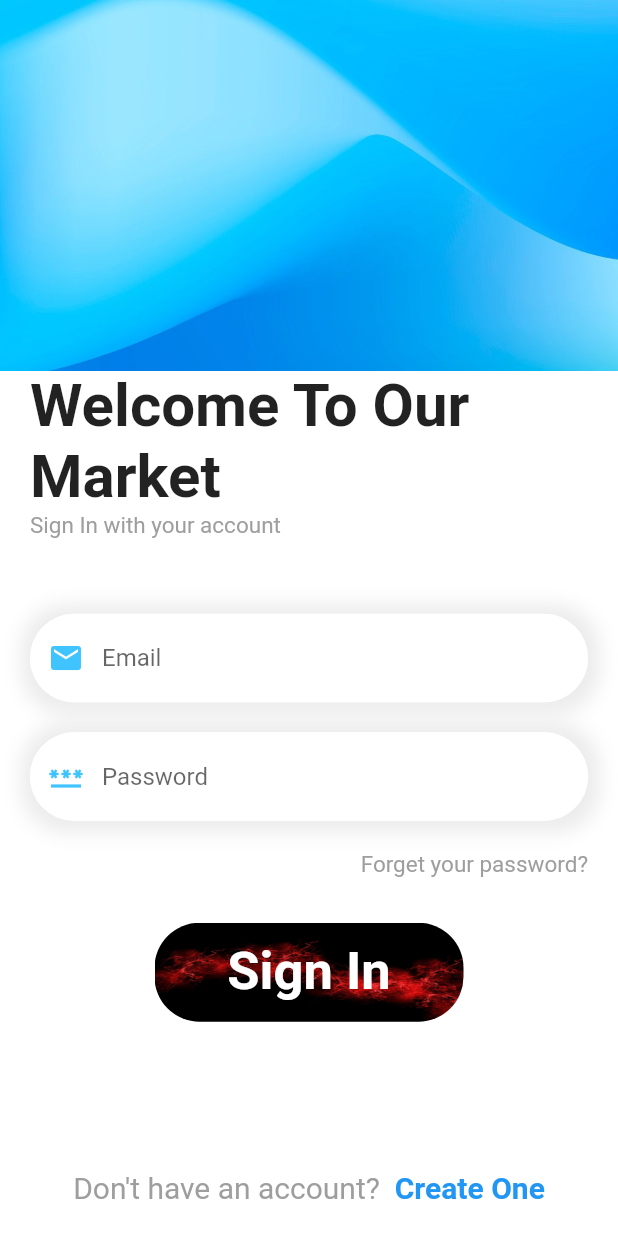
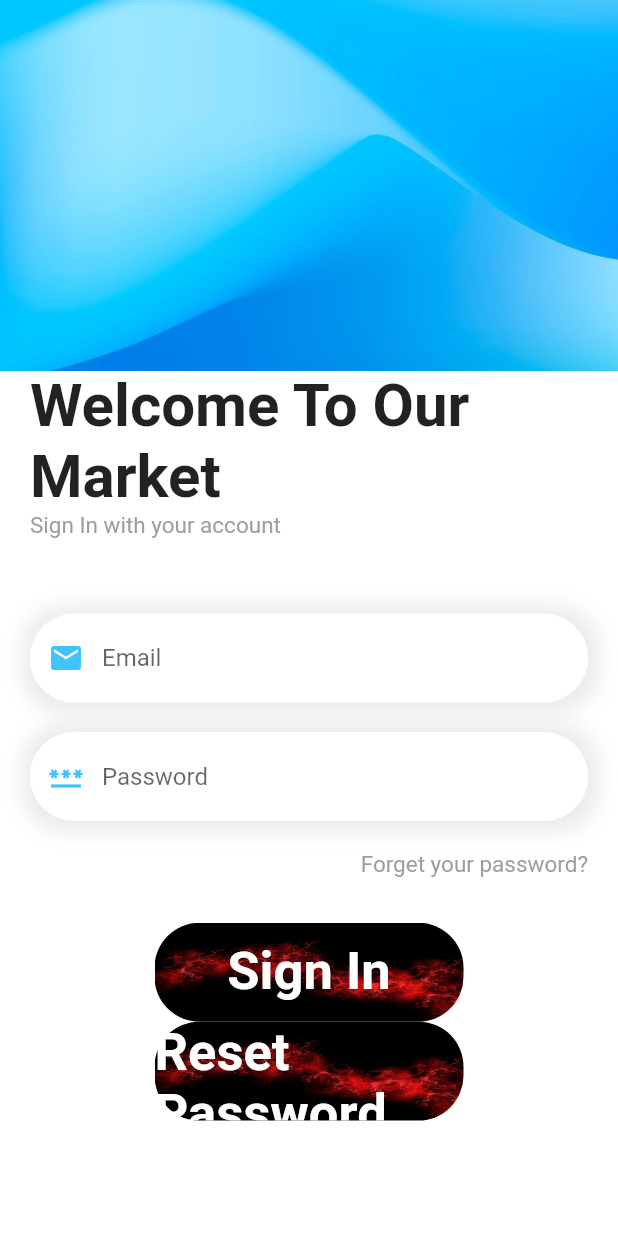
Before and after one commit to SpeedyTiger/flutter-app1, a Flutter app: the screen it shows after launch, on a phone screen of 412 x 824 dp. Run offline on Flutter 3.47's test engine with Material 2 defaults, Android fonts, the phone set to English and light mode, and no system bars; our stand-ins replace firebase_auth, firebase_core, get, google_sign_in; missing offline and left inert: firebase_auth_web, firebase_core_web, google_sign_in_web; accounts and stored records are empty.

Commit message:
add reset password

```diff
--- a/lib/views/login_page.dart
+++ b/lib/views/login_page.dart
@@ -202,6 +202,34 @@ class _LoginPageState extends State<LoginPage> {
                 ),
               ),
             ),
+            GestureDetector(
+              onTap: () {
+                AuthController.instance.resetPassword(emailController.text.trim());
+              },
+              child: Container(
+                width: w * 0.5,
+                height: h * 0.08,
+                decoration: BoxDecoration(
+                    borderRadius: BorderRadius.circular(30),
+                    image: const DecorationImage(
+                        image: AssetImage(
+                            "assets/images/red.jpg"
+                        ),
+                        fit: BoxFit.fill
+                    )
+                ),
+                child: const Center(
+                  child: Text(
+                    "Reset Password",
+                    style: TextStyle(
+                        fontSize: 35,
+                        fontWeight: FontWeight.bold,
+                        color: Colors.white
+                    ),
+                  ),
+                ),
+              ),
+            ),
             SizedBox(height: h * 0.12,),
             RichText(
               text: TextSpan(
```
Also changed, not shown: lib/controllers/auth_controller.dart (+24 -0 lines).
